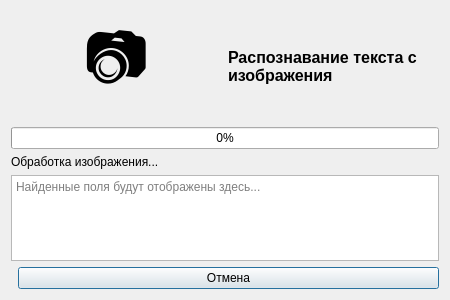
The window that ui/forms/ocr_progress_dialog.ui (ivankrtulgu/kurs_kod_MTP_6_sem) describes before a commit, drawn with Qt 5.
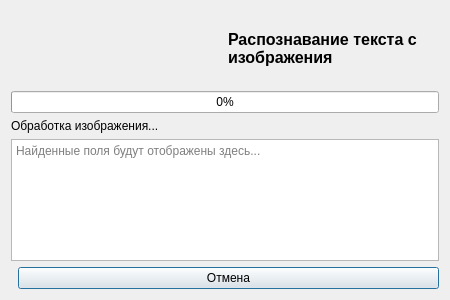
The same window after the commit.

```diff
--- a/ui/forms/ocr_progress_dialog.ui
+++ b/ui/forms/ocr_progress_dialog.ui
@@ -26,7 +26,7 @@
      <item>
       <widget class="QLabel" name="label_icon">
        <property name="text">
-        <string>📷</string>
+        <string></string>
        </property>
        <property name="font">
         <font>
```
